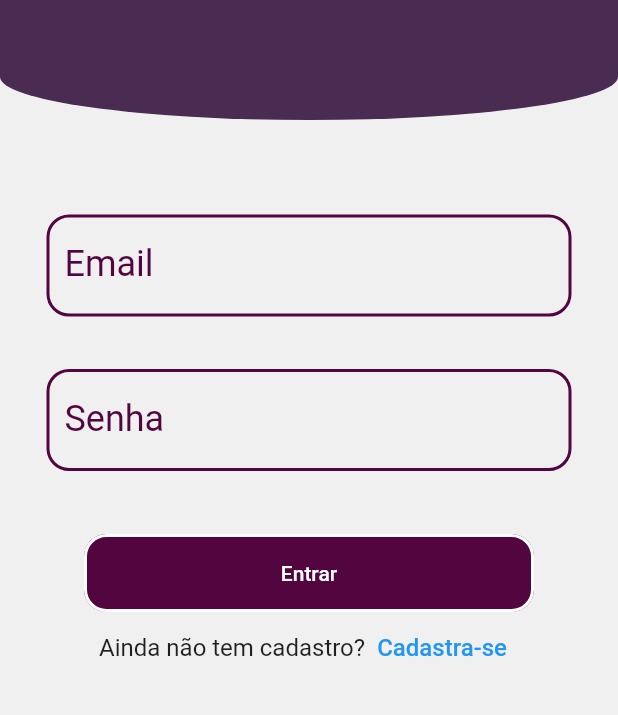
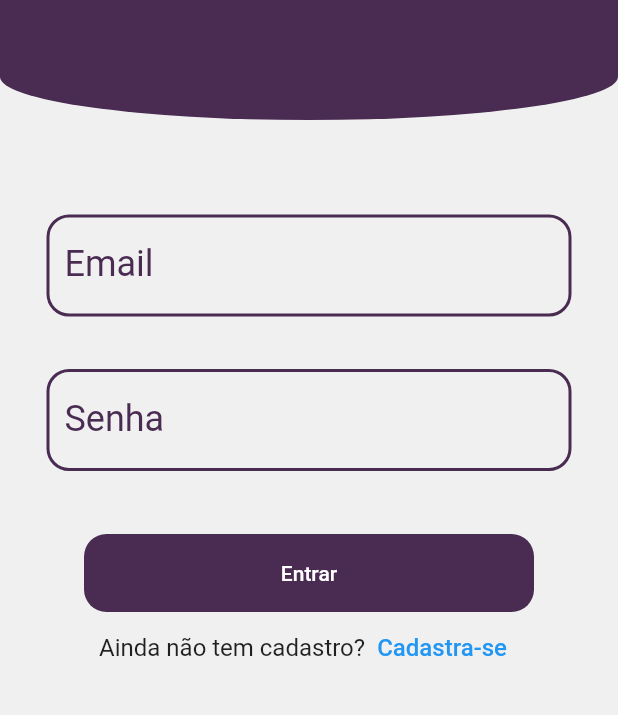
Before and after one commit to GuiPiovezan/aplicativo-point-summer-foods, a Flutter app: the screen it shows after launch, on a phone screen of 412 x 824 dp, the part 420-1135 px from its top. Run offline on Flutter 3.47's test engine with Material 2 defaults, Android fonts, the phone set to English and light mode, and no system bars; our stand-ins replace brasil_fields, cloud_firestore, firebase_auth, firebase_core, modal_bottom_sheet; accounts and stored records are empty.

Commit message:
Alterações nos widgets personalizados

```diff
--- a/lib/widgets/TextButtons/custom-text-button.dart
+++ b/lib/widgets/TextButtons/custom-text-button.dart
@@ -31,12 +31,7 @@ class CustomTextButton extends StatelessWidget {
           ),
           style: TextButton.styleFrom(
             padding: const EdgeInsets.all(15),
-            backgroundColor: const Color.fromARGB(255, 83, 5, 64),
-            side: const BorderSide(
-              color: Colors.white,
-              width: 2,
-              style: BorderStyle.solid,
-            ),
+            backgroundColor: const Color.fromARGB(255, 74, 44, 82),
             shape: const RoundedRectangleBorder(
               borderRadius: BorderRadius.all(
                 Radius.circular(15.0),
--- a/lib/widgets/TextFields/custom-text-field.dart
+++ b/lib/widgets/TextFields/custom-text-field.dart
@@ -24,7 +24,7 @@ class CustomTextField extends StatelessWidget {
     this.inputType,
     this.enable = true,
     this.onSaved,
-    this.validator = null,
+    this.validator,
     this.inputFormatters,
     this.obscureText = false,
   });
@@ -49,7 +49,6 @@ class CustomTextField extends StatelessWidget {
             validator: validator,
             obscureText: obscureText,
             inputFormatters: inputFormatters,
-            autovalidateMode: AutovalidateMode.onUserInteraction,
             keyboardType: inputType ?? TextInputType.text,
             style: const TextStyle(
               fontSize: 24.0,
@@ -58,12 +57,12 @@ class CustomTextField extends StatelessWidget {
             decoration: InputDecoration(
               labelText: labelText,
               labelStyle: const TextStyle(
-                color: Color.fromARGB(255, 83, 5, 64),
+                color: Color.fromARGB(255, 74, 44, 82),
               ),
               hintText: placeholder ?? '',
               enabledBorder: const OutlineInputBorder(
                 borderSide: BorderSide(
-                  color: Color.fromARGB(255, 83, 5, 64),
+                  color: Color.fromARGB(255, 74, 44, 82),
                   width: 2,
                 ),
                 borderRadius: BorderRadius.all(
@@ -73,13 +72,13 @@ class CustomTextField extends StatelessWidget {
               border: const OutlineInputBorder(
                 borderRadius: BorderRadius.all(Radius.circular(15)),
                 borderSide: BorderSide(
-                  color: Color.fromARGB(255, 83, 5, 64),
+                  color: Color.fromARGB(255, 74, 44, 82),
                   width: 2,
                 ),
               ),
               focusedBorder: const OutlineInputBorder(
                 borderSide: BorderSide(
-                  color: Color.fromARGB(255, 83, 5, 64),
+                  color: Color.fromARGB(255, 74, 44, 82),
                   width: 2,
                 ),
                 borderRadius: BorderRadius.all(
```
